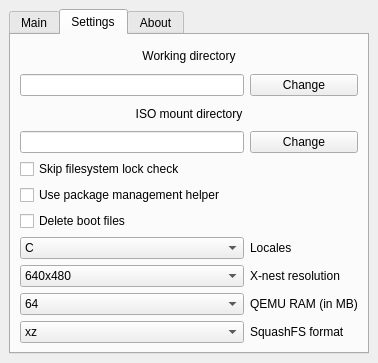
First picture: the form in src/gui.ui, repository kamilion/customizer, before the edit.
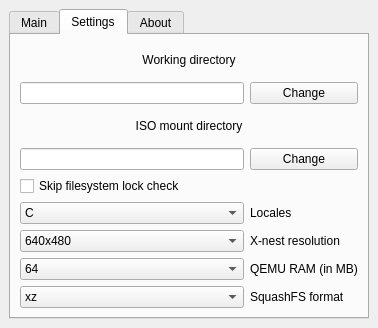
Second picture: the form after the edit. The open tabs and pages were chosen to show the change. Icons and pictures are not drawn.

```diff
--- a/src/gui.ui
+++ b/src/gui.ui
@@ -6,8 +6,8 @@
    <rect>
     <x>0</x>
     <y>0</y>
-    <width>372</width>
-    <height>363</height>
+    <width>373</width>
+    <height>328</height>
    </rect>
   </property>
   <property name="sizePolicy">
@@ -217,20 +217,13 @@
         <string>Settings</string>
        </attribute>
        <layout class="QGridLayout" name="gridLayout_3">
-        <item row="8" column="1">
+        <item row="6" column="1">
          <widget class="QLabel" name="label_2">
           <property name="text">
            <string>X-nest resolution</string>
           </property>
          </widget>
         </item>
-        <item row="5" column="0">
-         <widget class="QCheckBox" name="checkBox_2">
-          <property name="text">
-           <string>Use package management helper</string>
-          </property>
-         </widget>
-        </item>
         <item row="1" column="1">
          <widget class="QPushButton" name="pushButton">
           <property name="text">
@@ -268,14 +261,14 @@
           </property>
          </widget>
         </item>
-        <item row="6" column="0">
-         <widget class="QCheckBox" name="checkBox_3">
+        <item row="7" column="1">
+         <widget class="QLabel" name="label_3">
           <property name="text">
-           <string>Delete boot files</string>
+           <string>QEMU RAM (in MB)</string>
           </property>
          </widget>
         </item>
-        <item row="7" column="0">
+        <item row="5" column="0">
          <widget class="QComboBox" name="comboBox">
           <item>
            <property name="text">
@@ -284,21 +277,14 @@
           </item>
          </widget>
         </item>
-        <item row="7" column="1">
+        <item row="5" column="1">
          <widget class="QLabel" name="label">
           <property name="text">
            <string>Locales</string>
           </property>
          </widget>
         </item>
-        <item row="9" column="1">
-         <widget class="QLabel" name="label_3">
-          <property name="text">
-           <string>QEMU RAM (in MB)</string>
-          </property>
-         </widget>
-        </item>
-        <item row="8" column="0">
+        <item row="6" column="0">
          <widget class="QComboBox" name="comboBox_2">
           <item>
            <property name="text">
@@ -317,14 +303,14 @@
           </item>
          </widget>
         </item>
-        <item row="10" column="1">
+        <item row="8" column="1">
          <widget class="QLabel" name="label_4">
           <property name="text">
            <string>SquashFS format</string>
           </property>
          </widget>
         </item>
-        <item row="9" column="0">
+        <item row="7" column="0">
          <widget class="QComboBox" name="comboBox_3">
           <item>
            <property name="text">
@@ -363,7 +349,7 @@
           </item>
          </widget>
         </item>
-        <item row="10" column="0">
+        <item row="8" column="0">
          <widget class="QComboBox" name="comboBox_4">
           <item>
            <property name="text">
```
Left out of the diff: 14 changed lines with no effect on the pictures.
